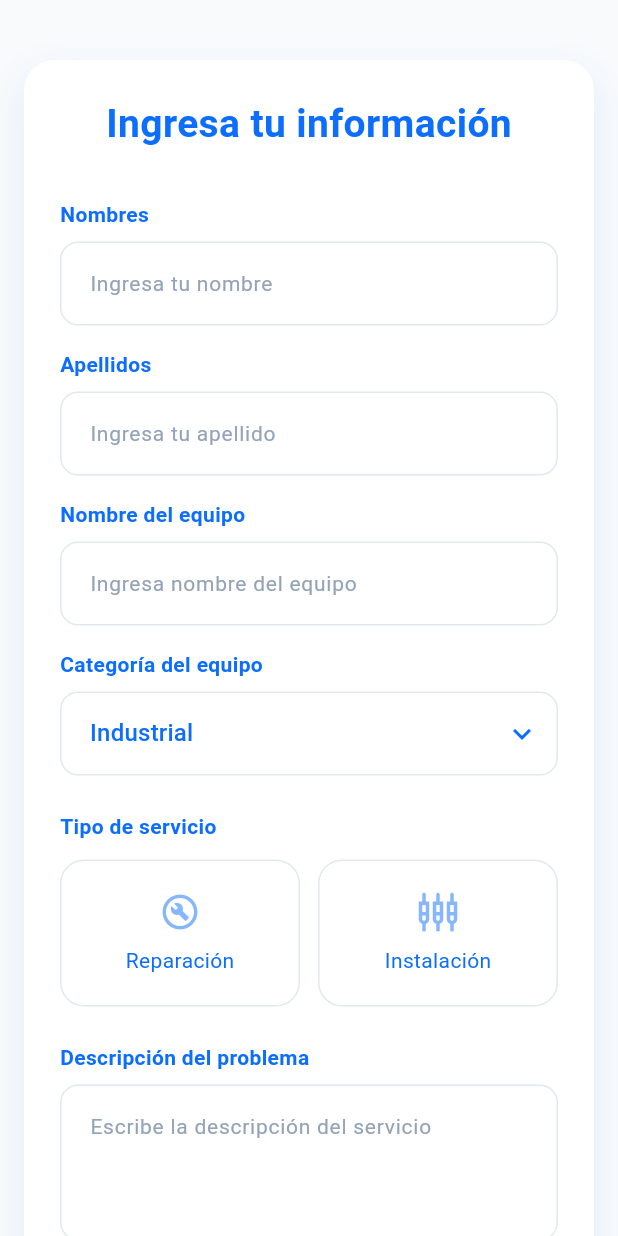
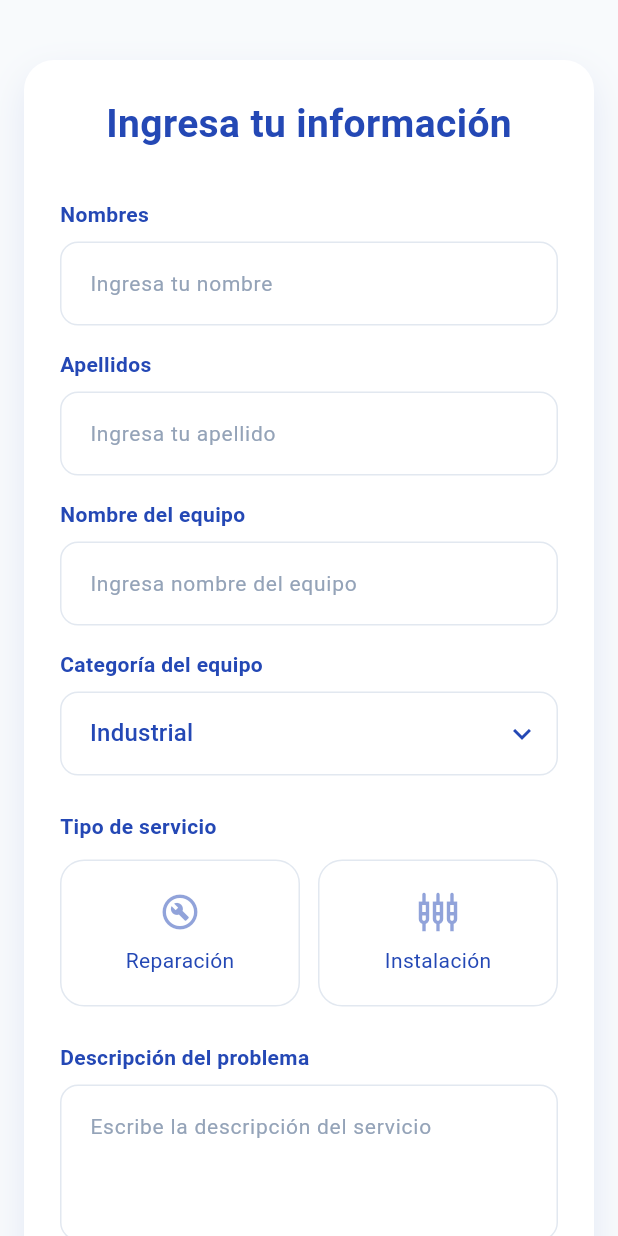
Before and after one commit to santiagodehoyos478-lang/app-movil, a Flutter app: the Formulario screen opened by its route, on a phone screen of 412 x 824 dp. Run offline on Flutter 3.47's test engine with Material 3 defaults, Android fonts, the phone set to English and light mode, and no system bars; our stand-ins replace shared_preferences, shelf; missing offline and left inert: bcrypt, mysql1, shelf_router; accounts and stored records are empty.

Commit message:
App movil modificada cambios nuevos

```diff
--- a/app movil serviat/lib/core/constants/app_constants.dart
+++ b/app movil serviat/lib/core/constants/app_constants.dart
@@ -4,5 +4,5 @@ class AppConstants {
 
   // Para dispositivo físico, usa la IP de tu PC (ej: 192.168.0.15)
   // Para Emulador, usa 10.0.2.2
-  static const String apiBaseUrl = 'http://192.168.0.15:3001/api';
+  static const String apiBaseUrl = 'http://192.168.0.15:8080/api';
 }
--- a/app movil serviat/lib/core/constants/app_dana.dart
+++ b/app movil serviat/lib/core/constants/app_dana.dart
@@ -15,5 +15,5 @@ class AppDanaConstants {
   static const String completado = 'Completado';
   static const String cancelado = 'Cancelado';
 
-  static const String apiBaseUrl = 'http://192.168.0.15:3001/api';
+  static const String apiBaseUrl = 'http://192.168.0.15:8080/api';
 }
--- a/app movil serviat/lib/screens/home/Formulario.dart
+++ b/app movil serviat/lib/screens/home/Formulario.dart
@@ -96,7 +96,7 @@ class _FormularioState extends State<Formulario> {
 
   // Método auxiliar para reemplazar SweetAlert2
   Future<void> _mostrarAlerta(String titulo, String mensaje, bool exito) async {
-    const Color azulRey = Color(0xFF003366);
+    const Color azulOscuro = Color(0xFF2448B5);
     return showDialog(
       context: context,
       barrierDismissible: !exito,
@@ -110,14 +110,14 @@ class _FormularioState extends State<Formulario> {
           backgroundColor: Colors.white,
           shape: RoundedRectangleBorder(
             borderRadius: BorderRadius.circular(16),
-            side: BorderSide(color: azulRey.withOpacity(0.1), width: 1),
+            side: BorderSide(color: azulOscuro.withOpacity(0.1), width: 1),
           ),
-          title: Text(titulo, style: const TextStyle(fontWeight: FontWeight.bold, color: azulRey)),
-          content: Text(mensaje, style: const TextStyle(color: azulRey)),
+          title: Text(titulo, style: const TextStyle(fontWeight: FontWeight.bold, color: azulOscuro)),
+          content: Text(mensaje, style: const TextStyle(color: azulOscuro)),
           actions: exito ? [] : [
             TextButton(
               onPressed: () => Navigator.pop(context),
-              child: const Text("Entendido", style: TextStyle(color: azulRey, fontWeight: FontWeight.bold)),
+              child: const Text("Entendido", style: TextStyle(color: azulOscuro, fontWeight: FontWeight.bold)),
             )
           ],
         );
@@ -127,8 +127,8 @@ class _FormularioState extends State<Formulario> {
 
   @override
   Widget build(BuildContext context) {
-    const Color azulRey = Color(0xFF0D6EFD);
-    const Color salmon = Color(0xFFFF8C69);
+    const Color azulOscuro = Color(0xFF2448B5);
+    const Color colorSalmon = Color(0xFFE06B6B);
 
     return Scaffold(
       backgroundColor: const Color(0xFFF8FAFC),
@@ -147,7 +147,7 @@ class _FormularioState extends State<Formulario> {
                       borderRadius: BorderRadius.circular(20),
                       boxShadow: [
                         BoxShadow(
-                          color: azulRey.withOpacity(0.1),
+                          color: azulOscuro.withOpacity(0.1),
                           blurRadius: 20,
                           offset: const Offset(0, 10),
                         ),
@@ -164,7 +164,7 @@ class _FormularioState extends State<Formulario> {
                               style: TextStyle(
                                 fontSize: 26,
                                 fontWeight: FontWeight.bold,
-                                color: azulRey,
+                                color: azulOscuro,
                               ),
                             ),
                           ),
@@ -177,23 +177,23 @@ class _FormularioState extends State<Formulario> {
                           _buildTextField("Nombre del equipo", "Ingresa nombre del equipo", "equipo"),
                           const SizedBox(height: 16),
 
-                          const Text("Categoría del equipo", style: TextStyle(fontWeight: FontWeight.w600, color: azulRey)),
+                          const Text("Categoría del equipo", style: TextStyle(fontWeight: FontWeight.w600, color: azulOscuro)),
                           const SizedBox(height: 8),
                           DropdownButtonFormField<String>(
                             value: _datosValidar["categoria"],
                             decoration: _inputDecoration(),
-                            icon: const Icon(Icons.keyboard_arrow_down, color: azulRey),
+                            icon: const Icon(Icons.keyboard_arrow_down, color: azulOscuro),
                             items: ["Industrial", "Doméstico"].map((String value) {
                               return DropdownMenuItem<String>(
                                 value: value,
-                                child: Text(value, style: const TextStyle(color: azulRey)),
+                                child: Text(value, style: const TextStyle(color: azulOscuro)),
                               );
                             }).toList(),
                             onChanged: (val) => setState(() => _datosValidar["categoria"] = val!),
                           ),
                           const SizedBox(height: 24),
 
-                          const Text("Tipo de servicio", style: TextStyle(fontWeight: FontWeight.w600, color: azulRey)),
+                          const Text("Tipo de servicio", style: TextStyle(fontWeight: FontWeight.w600, color: azulOscuro)),
                           const SizedBox(height: 12),
                           Row(
                             children: [
@@ -216,21 +216,21 @@ class _FormularioState extends State<Formulario> {
                           const SizedBox(height: 24),
 
                           const Center(
-                            child: Text("Seleccione la fecha", style: TextStyle(fontWeight: FontWeight.w600, color: azulRey)),
+                            child: Text("Seleccione la fecha", style: TextStyle(fontWeight: FontWeight.w600, color: azulOscuro)),
                           ),
                           const SizedBox(height: 12),
                           Container(
                             decoration: BoxDecoration(
                               color: Colors.white,
                               borderRadius: BorderRadius.circular(16),
-                              border: Border.all(color: azulRey.withOpacity(0.2)),
+                              border: Border.all(color: azulOscuro.withOpacity(0.2)),
                             ),
                             child: Theme(
                               data: Theme.of(context).copyWith(
                                 colorScheme: ColorScheme.light(
-                                  primary: salmon,
+                                  primary: colorSalmon,
                                   onPrimary: Colors.white,
-                                  onSurface: azulRey,
+                                  onSurface: azulOscuro,
                                 ),
                               ),
                               child: CalendarDatePicker(
@@ -246,7 +246,7 @@ class _FormularioState extends State<Formulario> {
                           Center(
                             child: Text(
                               "Fecha seleccionada: ${_fechaSeleccionada.day}/${_fechaSeleccionada.month}/${_fechaSeleccionada.year}",
-                              style: const TextStyle(color: salmon, fontWeight: FontWeight.bold),
+                              style: const TextStyle(color: colorSalmon, fontWeight: FontWeight.bold),
                             ),
                           ),
                           const SizedBox(height: 24),
@@ -255,23 +255,23 @@ class _FormularioState extends State<Formulario> {
                           Container(
                             padding: const EdgeInsets.all(20),
                             decoration: BoxDecoration(
-                              color: azulRey.withOpacity(0.05),
+                              color: azulOscuro.withOpacity(0.05),
                               borderRadius: BorderRadius.circular(16),
-                              border: Border.all(color: azulRey.withOpacity(0.1)),
+                              border: Border.all(color: azulOscuro.withOpacity(0.1)),
                             ),
                             child: const Column(
                               children: [
-                                Text("TÉCNICO DISPONIBLE", style: TextStyle(color: azulRey, fontWeight: FontWeight.bold, fontSize: 13, letterSpacing: 1.2)),
+                                Text("TÉCNICO DISPONIBLE", style: TextStyle(color: azulOscuro, fontWeight: FontWeight.bold, fontSize: 13, letterSpacing: 1.2)),
                                 SizedBox(height: 8),
-                                Text("Nombre:", style: TextStyle(color: azulRey, fontSize: 12)),
-                                Text("Fabio Alexander Rojas Lara", style: TextStyle(fontSize: 16, fontWeight: FontWeight.bold, color: azulRey)),
+                                Text("Nombre:", style: TextStyle(color: azulOscuro, fontSize: 12)),
+                                Text("Fabio Alexander Rojas Lara", style: TextStyle(fontSize: 16, fontWeight: FontWeight.bold, color: azulOscuro)),
                               ],
                             ),
                           ),
                           const SizedBox(height: 24),
 
                           const Center(
-                            child: Text("Seleccione la hora a realizar el servicio", style: TextStyle(fontWeight: FontWeight.w600, color: azulRey)),
+                            child: Text("Seleccione la hora a realizar el servicio", style: TextStyle(fontWeight: FontWeight.w600, color: azulOscuro)),
                           ),
                           const SizedBox(height: 16),
                           GridView.builder(
@@ -292,14 +292,14 @@ class _FormularioState extends State<Formulario> {
                                 child: Container(
                                   alignment: Alignment.center,
                                   decoration: BoxDecoration(
-                                    color: isSelected ? salmon : Colors.white,
+                                    color: isSelected ? colorSalmon : Colors.white,
                                     borderRadius: BorderRadius.circular(8),
-                                    border: Border.all(color: isSelected ? salmon : azulRey.withOpacity(0.2)),
+                                    border: Border.all(color: isSelected ? colorSalmon : azulOscuro.withOpacity(0.2)),
                                   ),
                                   child: Text(
                                     h,
                                     style: TextStyle(
-                                      color: isSelected ? Colors.white : azulRey,
+                                      color: isSelected ? Colors.white : azulOscuro,
                                       fontWeight: isSelected ? FontWeight.bold : FontWeight.normal,
                                     ),
                                   ),
@@ -315,11 +315,11 @@ class _FormularioState extends State<Formulario> {
                             decoration: BoxDecoration(
                               borderRadius: BorderRadius.circular(12),
                               gradient: const LinearGradient(
-                                colors: [azulRey, Color(0xFF004080)],
+                                colors: [azulOscuro, Color(0xFF001A33)],
                               ),
                               boxShadow: [
                                 BoxShadow(
-                                  color: azulRey.withOpacity(0.3),
+                                  color: azulOscuro.withOpacity(0.3),
                                   blurRadius: 10,
                                   offset: const Offset(0, 4),
                                 ),
@@ -355,7 +355,7 @@ class _FormularioState extends State<Formulario> {
                 gradient: LinearGradient(
                   begin: Alignment.topCenter,
                   end: Alignment.bottomCenter,
-                  colors: [azulRey, Color(0xFF001A33)],
+                  colors: [azulOscuro, Color(0xFF001A33)],
                 ),
               ),
               child: Column(
@@ -398,17 +398,17 @@ class _FormularioState extends State<Formulario> {
   // --- MÉTODOS AUXILIARES ACTUALIZADOS ---
 
   Widget _buildTextField(String label, String hint, String fieldKey, {int maxLines = 1, TextInputType keyboardType = TextInputType.text, bool isRequired = true}) {
-    const Color azulRey = Color(0xFF0D6EFD);
+    const Color azulOscuro = Color(0xFF2448B5);
     return Column(
       crossAxisAlignment: CrossAxisAlignment.start,
       children: [
-        Text(label, style: const TextStyle(fontWeight: FontWeight.w600, color: azulRey)),
+        Text(label, style: const TextStyle(fontWeight: FontWeight.w600, color: azulOscuro)),
         const SizedBox(height: 8),
         TextFormField(
           decoration: _inputDecoration(hint: hint),
           maxLines: maxLines,
           keyboardType: keyboardType,
-          style: const TextStyle(color: azulRey),
+          style: const TextStyle(color: azulOscuro),
           validator: isRequired ? (value) => value == null || value.isEmpty ? 'Campo requerido' : null : null,
           onSaved: (value) => _datosValidar[fieldKey] = value ?? '',
         ),
@@ -417,7 +417,7 @@ class _FormularioState extends State<Formulario> {
   }
 
   InputDecoration _inputDecoration({String? hint}) {
-    const Color azulRey = Color(0xFF0D6EFD);
+    const Color azulOscuro = Color(0xFF2448B5);
     return InputDecoration(
       hintText: hint,
       hintStyle: const TextStyle(color: Color(0xFF94A3B8), fontSize: 14),
@@ -426,14 +426,14 @@ class _FormularioState extends State<Formulario> {
       contentPadding: const EdgeInsets.symmetric(horizontal: 16, vertical: 16),
       border: OutlineInputBorder(borderRadius: BorderRadius.circular(12), borderSide: const BorderSide(color: Color(0xFFE2E8F0))),
       enabledBorder: OutlineInputBorder(borderRadius: BorderRadius.circular(12), borderSide: const BorderSide(color: Color(0xFFE2E8F0))),
-      focusedBorder: OutlineInputBorder(borderRadius: BorderRadius.circular(12), borderSide: const BorderSide(color: azulRey, width: 2)),
+      focusedBorder: OutlineInputBorder(borderRadius: BorderRadius.circular(12), borderSide: const BorderSide(color: azulOscuro, width: 2)),
       errorBorder: OutlineInputBorder(borderRadius: BorderRadius.circular(12), borderSide: const BorderSide(color: Colors.redAccent)),
     );
   }
 
   Widget _buildServiceCard(String text, IconData icon) {
-    const Color azulRey = Color(0xFF0D6EFD);
-    const Color salmon = Color(0xFFFF8C69);
+    const Color azulOscuro = Color(0xFF2448B5);
+    const Color colorSalmon = Color(0xFFE06B6B);
     final isSelected = _appliance == text;
     return InkWell(
       onTap: () => setState(() => _appliance = text),
@@ -444,19 +444,19 @@ class _FormularioState extends State<Formulario> {
           color: Colors.white,
           borderRadius: BorderRadius.circular(16),
           border: Border.all(
-            color: isSelected ? salmon : const Color(0xFFE2E8F0),
+            color: isSelected ? colorSalmon : const Color(0xFFE2E8F0),
             width: isSelected ? 2 : 1,
           ),
-          boxShadow: isSelected ? [BoxShadow(color: salmon.withOpacity(0.1), blurRadius: 10, spreadRadius: 2)] : [],
+          boxShadow: isSelected ? [BoxShadow(color: colorSalmon.withOpacity(0.1), blurRadius: 10, spreadRadius: 2)] : [],
         ),
         child: Column(
           children: [
-            Icon(icon, size: 28, color: isSelected ? salmon : azulRey.withOpacity(0.5)),
+            Icon(icon, size: 28, color: isSelected ? colorSalmon : azulOscuro.withOpacity(0.5)),
             const SizedBox(height: 8),
             Text(
               text,
               style: TextStyle(
-                color: isSelected ? salmon : azulRey,
+                color: isSelected ? colorSalmon : azulOscuro,
                 fontWeight: isSelected ? FontWeight.bold : FontWeight.normal,
               ),
             ),
--- a/app movil serviat/lib/widgets/infoFormulario.dart
+++ b/app movil serviat/lib/widgets/infoFormulario.dart
@@ -95,8 +95,8 @@ class InformacionPaso1 extends StatelessWidget {
                                 Navigator.pushNamed(context, '/Formulario');
                               },
                               style: ElevatedButton.styleFrom(
-                                backgroundColor: const Color(0xFF0D6EFD), // Color primary típico de Bootstrap
-                                padding: const EdgeInsets.symmetric(vertical: 16), // py-2
+                                backgroundColor: const Color(0xFFE06B6B), // Salmón/Rojo de la marca
+                                padding: const EdgeInsets.symmetric(vertical: 16),
                                 shape: RoundedRectangleBorder(
                                   borderRadius: BorderRadius.circular(8),
                                 ),
```
Also changed, not shown: app movil serviat/lib/core/network/api_solicitud.dart (+205 -0 lines), app movil serviat/lib/screens/home/ValidarServicio.dart (+26 -33 lines), app movil serviat/lib/screens/home/index.dart (+63 -20 lines), app movil serviat/lib/screens/home/login_screen.dart (+17 -16 lines), app movil serviat/lib/screens/home/registro_screen.dart (+42 -19 lines), 4 other files.
